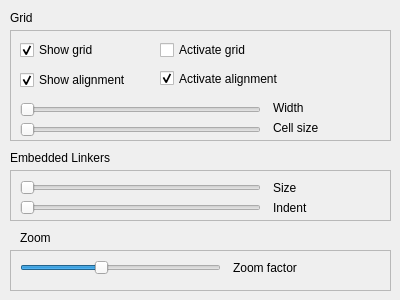
This is qrgui/mainwindow/preferencesEditorForm.ui in qreal/qreal as Qt 5 draws it before an edit. The edited form follows.
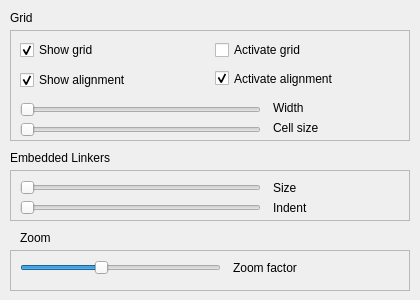
This is the edited form.

Commit message: Added icons to the preferences dialog + some other fixes

Patch:
```diff
--- a/qrgui/mainwindow/preferencesEditorForm.ui
+++ b/qrgui/mainwindow/preferencesEditorForm.ui
@@ -6,7 +6,7 @@
    <rect>
     <x>0</x>
     <y>0</y>
-    <width>400</width>
+    <width>420</width>
     <height>300</height>
    </rect>
   </property>
@@ -18,7 +18,7 @@
     <rect>
      <x>10</x>
      <y>150</y>
-     <width>151</width>
+     <width>201</width>
      <height>16</height>
     </rect>
    </property>
@@ -31,7 +31,7 @@
     <rect>
      <x>10</x>
      <y>170</y>
-     <width>381</width>
+     <width>400</width>
      <height>51</height>
     </rect>
    </property>
@@ -65,7 +65,7 @@
      <rect>
       <x>263</x>
       <y>10</y>
-      <width>101</width>
+      <width>111</width>
       <height>16</height>
      </rect>
     </property>
@@ -97,7 +97,7 @@
      <rect>
       <x>263</x>
       <y>30</y>
-      <width>101</width>
+      <width>111</width>
       <height>16</height>
      </rect>
     </property>
@@ -111,7 +111,7 @@
     <rect>
      <x>10</x>
      <y>10</y>
-     <width>171</width>
+     <width>211</width>
      <height>16</height>
     </rect>
    </property>
@@ -124,7 +124,7 @@
     <rect>
      <x>20</x>
      <y>230</y>
-     <width>121</width>
+     <width>191</width>
      <height>16</height>
     </rect>
    </property>
@@ -137,7 +137,7 @@
     <rect>
      <x>10</x>
      <y>250</y>
-     <width>381</width>
+     <width>400</width>
      <height>41</height>
     </rect>
    </property>
@@ -152,7 +152,7 @@
      <rect>
       <x>223</x>
       <y>10</y>
-      <width>121</width>
+      <width>151</width>
       <height>16</height>
      </rect>
     </property>
@@ -191,7 +191,7 @@
     <rect>
      <x>10</x>
      <y>30</y>
-     <width>381</width>
+     <width>400</width>
      <height>111</height>
     </rect>
    </property>
@@ -212,7 +212,7 @@
      <rect>
       <x>10</x>
       <y>10</y>
-      <width>131</width>
+      <width>186</width>
       <height>20</height>
      </rect>
     </property>
@@ -226,12 +226,18 @@
    <widget class="QCheckBox" name="activateGridCheckBox">
     <property name="geometry">
      <rect>
-      <x>150</x>
+      <x>205</x>
       <y>10</y>
-      <width>151</width>
+      <width>186</width>
       <height>20</height>
      </rect>
     </property>
+    <property name="sizePolicy">
+     <sizepolicy hsizetype="Expanding" vsizetype="Fixed">
+      <horstretch>0</horstretch>
+      <verstretch>0</verstretch>
+     </sizepolicy>
+    </property>
     <property name="text">
      <string>Activate grid</string>
     </property>
@@ -294,7 +300,7 @@
      <rect>
       <x>263</x>
       <y>70</y>
-      <width>101</width>
+      <width>111</width>
       <height>16</height>
      </rect>
     </property>
@@ -307,7 +313,7 @@
      <rect>
       <x>263</x>
       <y>90</y>
-      <width>101</width>
+      <width>111</width>
       <height>16</height>
      </rect>
     </property>
@@ -318,17 +324,17 @@
    <widget class="QCheckBox" name="activateAlignmentCheckBox">
     <property name="geometry">
      <rect>
-      <x>150</x>
+      <x>205</x>
       <y>40</y>
-      <width>151</width>
+      <width>186</width>
       <height>17</height>
      </rect>
     </property>
-    <property name="minimumSize">
-     <size>
-      <width>150</width>
-      <height>0</height>
-     </size>
+    <property name="sizePolicy">
+     <sizepolicy hsizetype="Expanding" vsizetype="Fixed">
+      <horstretch>0</horstretch>
+      <verstretch>0</verstretch>
+     </sizepolicy>
     </property>
     <property name="text">
      <string>Activate alignment</string>
@@ -342,7 +348,7 @@
      <rect>
       <x>10</x>
       <y>40</y>
-      <width>131</width>
+      <width>186</width>
       <height>20</height>
      </rect>
     </property>
```
The commit also changes 7 other files.
